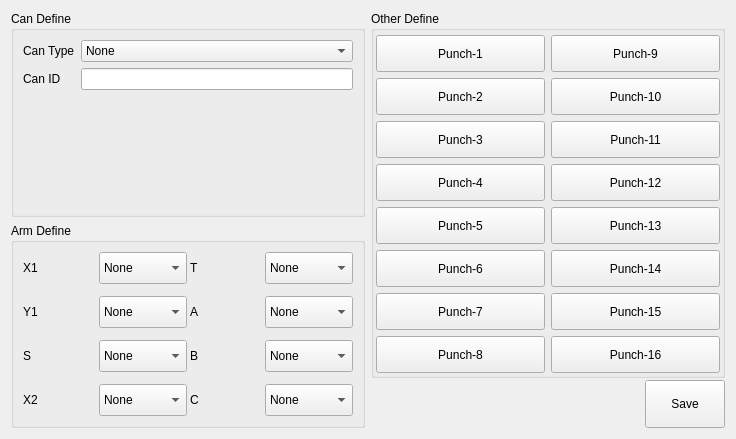
First picture: the form in hcsettings/icstructdefineframe.ui, repository GaussCheng/2-5AxisPunch, before the edit.
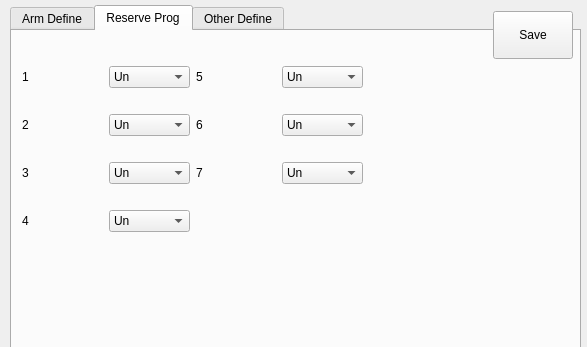
Second picture: the form after the edit. The open tabs and pages were chosen to show the change. Custom widgets are drawn as their Qt base class.

```diff
--- a/hcsettings/icstructdefineframe.ui
+++ b/hcsettings/icstructdefineframe.ui
@@ -6,8 +6,8 @@
    <rect>
     <x>0</x>
     <y>0</y>
-    <width>736</width>
-    <height>439</height>
+    <width>587</width>
+    <height>347</height>
    </rect>
   </property>
   <property name="windowTitle">
@@ -21,56 +21,31 @@
 }
 </string>
   </property>
-  <layout class="QHBoxLayout" name="horizontalLayout">
-   <item>
-    <layout class="QVBoxLayout" name="verticalLayout_4">
-     <item>
-      <widget class="QGroupBox" name="groupBox">
-       <property name="title">
-        <string>Can Define</string>
-       </property>
-       <layout class="QFormLayout" name="formLayout">
-        <item row="0" column="0">
-         <widget class="QLabel" name="label">
-          <property name="text">
-           <string>Can Type</string>
-          </property>
-         </widget>
-        </item>
-        <item row="0" column="1">
-         <widget class="QComboBox" name="canType">
-          <item>
-           <property name="text">
-            <string>None</string>
-           </property>
-          </item>
-          <item>
-           <property name="text">
-            <string>Master</string>
-           </property>
-          </item>
-          <item>
-           <property name="text">
-            <string>Slave</string>
-           </property>
-          </item>
-         </widget>
-        </item>
-        <item row="1" column="0">
-         <widget class="QLabel" name="label_2">
-          <property name="text">
-           <string>Can ID</string>
-          </property>
-         </widget>
-        </item>
-        <item row="1" column="1">
-         <widget class="ICLineEditWithVirtualNumericKeypad" name="canID"/>
-        </item>
-       </layout>
-      </widget>
-     </item>
-     <item>
+  <widget class="QTabWidget" name="tabWidget">
+   <property name="geometry">
+    <rect>
+     <x>10</x>
+     <y>5</y>
+     <width>571</width>
+     <height>356</height>
+    </rect>
+   </property>
+   <property name="currentIndex">
+    <number>0</number>
+   </property>
+   <widget class="QWidget" name="tab">
+    <attribute name="title">
+     <string>Arm Define</string>
+    </attribute>
       <widget class="QGroupBox" name="armDefineBox">
+     <property name="geometry">
+      <rect>
+       <x>15</x>
+       <y>15</y>
+       <width>316</width>
+       <height>216</height>
+      </rect>
+     </property>
        <property name="title">
         <string>Arm Define</string>
        </property>
@@ -342,16 +317,235 @@
         </item>
        </layout>
       </widget>
-     </item>
-    </layout>
-   </item>
+   </widget>
+   <widget class="QWidget" name="tab_2">
+    <attribute name="title">
+     <string>Reserve Prog</string>
+    </attribute>
+    <widget class="QWidget" name="layoutWidget">
+     <property name="geometry">
+      <rect>
+       <x>10</x>
+       <y>15</y>
+       <width>341</width>
+       <height>206</height>
+      </rect>
+     </property>
+     <layout class="QGridLayout" name="gridLayout_2">
+      <item row="2" column="2">
+       <widget class="QLabel" name="label_17">
+        <property name="text">
+         <string>7</string>
+        </property>
+       </widget>
+      </item>
+      <item row="3" column="1">
+       <widget class="QComboBox" name="rP4">
+        <item>
+         <property name="text">
+          <string>Un</string>
+         </property>
+        </item>
+        <item>
+         <property name="text">
+          <string>En</string>
+         </property>
+        </item>
+       </widget>
+      </item>
+      <item row="1" column="3">
+       <widget class="QComboBox" name="rP6">
+        <item>
+         <property name="text">
+          <string>Un</string>
+         </property>
+        </item>
+        <item>
+         <property name="text">
+          <string>En</string>
+         </property>
+        </item>
+       </widget>
+      </item>
+      <item row="2" column="0">
+       <widget class="QLabel" name="label_8">
+        <property name="text">
+         <string>3</string>
+        </property>
+       </widget>
+      </item>
+      <item row="0" column="2">
+       <widget class="QLabel" name="label_18">
+        <property name="text">
+         <string>5</string>
+        </property>
+       </widget>
+      </item>
+      <item row="1" column="2">
+       <widget class="QLabel" name="label_11">
+        <property name="text">
+         <string>6</string>
+        </property>
+       </widget>
+      </item>
+      <item row="2" column="3">
+       <widget class="QComboBox" name="rP7">
+        <item>
+         <property name="text">
+          <string>Un</string>
+         </property>
+        </item>
+        <item>
+         <property name="text">
+          <string>En</string>
+         </property>
+        </item>
+       </widget>
+      </item>
+      <item row="0" column="0">
+       <widget class="QLabel" name="label_3">
+        <property name="text">
+         <string>1</string>
+        </property>
+       </widget>
+      </item>
+      <item row="1" column="0">
+       <widget class="QLabel" name="label_4">
+        <property name="text">
+         <string>2</string>
+        </property>
+       </widget>
+      </item>
+      <item row="0" column="1">
+       <widget class="QComboBox" name="rP1">
+        <item>
+         <property name="text">
+          <string>Un</string>
+         </property>
+        </item>
+        <item>
+         <property name="text">
+          <string>En</string>
+         </property>
+        </item>
+       </widget>
+      </item>
+      <item row="1" column="1">
+       <widget class="QComboBox" name="rP2">
+        <item>
+         <property name="text">
+          <string>Un</string>
+         </property>
+        </item>
+        <item>
+         <property name="text">
+          <string>En</string>
+         </property>
+        </item>
+       </widget>
+      </item>
+      <item row="2" column="1">
+       <widget class="QComboBox" name="rP3">
+        <item>
+         <property name="text">
+          <string>Un</string>
+         </property>
+        </item>
+        <item>
+         <property name="text">
+          <string>En</string>
+         </property>
+        </item>
+       </widget>
+      </item>
+      <item row="0" column="3">
+       <widget class="QComboBox" name="rP5">
+        <item>
+         <property name="text">
+          <string>Un</string>
+         </property>
+        </item>
+        <item>
+         <property name="text">
+          <string>En</string>
+         </property>
+        </item>
+       </widget>
+      </item>
+      <item row="3" column="0">
+       <widget class="QLabel" name="label_9">
+        <property name="text">
+         <string>4</string>
+        </property>
+       </widget>
+      </item>
+     </layout>
+    </widget>
+   </widget>
+   <widget class="QWidget" name="tab_3">
+    <attribute name="title">
+     <string>Other Define</string>
+    </attribute>
+    <widget class="QGroupBox" name="groupBox">
+     <property name="geometry">
+      <rect>
+       <x>5</x>
+       <y>10</y>
+       <width>223</width>
+       <height>96</height>
+      </rect>
+     </property>
+     <property name="title">
+      <string>Can Define</string>
+     </property>
+     <layout class="QFormLayout" name="formLayout">
+      <item row="0" column="0">
+       <widget class="QLabel" name="label">
+        <property name="text">
+         <string>Can Type</string>
+        </property>
+       </widget>
+      </item>
+      <item row="0" column="1">
+       <widget class="QComboBox" name="canType">
    <item>
-    <layout class="QVBoxLayout" name="verticalLayout_5">
-     <property name="spacing">
-      <number>2</number>
-     </property>
+         <property name="text">
+          <string>None</string>
+         </property>
+        </item>
      <item>
+         <property name="text">
+          <string>Master</string>
+         </property>
+        </item>
+        <item>
+         <property name="text">
+          <string>Slave</string>
+         </property>
+        </item>
+       </widget>
+      </item>
+      <item row="1" column="0">
+       <widget class="QLabel" name="label_2">
+        <property name="text">
+         <string>Can ID</string>
+        </property>
+       </widget>
+      </item>
+      <item row="1" column="1">
+       <widget class="ICLineEditWithVirtualNumericKeypad" name="canID"/>
+      </item>
+     </layout>
+    </widget>
       <widget class="QGroupBox" name="fixtureDefineBox_2">
+     <property name="geometry">
+      <rect>
+       <x>240</x>
+       <y>5</y>
+       <width>301</width>
+       <height>221</height>
+      </rect>
+     </property>
        <property name="sizePolicy">
         <sizepolicy hsizetype="Preferred" vsizetype="Expanding">
          <horstretch>0</horstretch>
@@ -406,7 +600,7 @@
           </property>
          </widget>
         </item>
-        <item row="6" column="0">
+      <item row="2" column="1">
          <widget class="QPushButton" name="punch7">
           <property name="sizePolicy">
            <sizepolicy hsizetype="Minimum" vsizetype="Preferred">
@@ -422,23 +616,7 @@
           </property>
          </widget>
         </item>
-        <item row="3" column="0">
-         <widget class="QPushButton" name="punch4">
-          <property name="sizePolicy">
-           <sizepolicy hsizetype="Minimum" vsizetype="Preferred">
-            <horstretch>0</horstretch>
-            <verstretch>0</verstretch>
-           </sizepolicy>
-          </property>
-          <property name="text">
-           <string>Punch-4</string>
-          </property>
-          <property name="checkable">
-           <bool>true</bool>
-          </property>
-         </widget>
-        </item>
-        <item row="5" column="0">
+      <item row="1" column="1">
          <widget class="QPushButton" name="punch6">
           <property name="sizePolicy">
            <sizepolicy hsizetype="Minimum" vsizetype="Preferred">
@@ -454,23 +632,7 @@
           </property>
          </widget>
         </item>
-        <item row="2" column="0">
-         <widget class="QPushButton" name="punch3">
-          <property name="sizePolicy">
-           <sizepolicy hsizetype="Minimum" vsizetype="Preferred">
-            <horstretch>0</horstretch>
-            <verstretch>0</verstretch>
-           </sizepolicy>
-          </property>
-          <property name="text">
-           <string>Punch-3</string>
-          </property>
-          <property name="checkable">
-           <bool>true</bool>
-          </property>
-         </widget>
-        </item>
-        <item row="4" column="0">
+      <item row="0" column="1">
          <widget class="QPushButton" name="punch5">
           <property name="sizePolicy">
            <sizepolicy hsizetype="Minimum" vsizetype="Preferred">
@@ -486,7 +648,7 @@
           </property>
          </widget>
         </item>
-        <item row="7" column="0">
+      <item row="3" column="1">
          <widget class="QPushButton" name="punch8">
           <property name="sizePolicy">
            <sizepolicy hsizetype="Minimum" vsizetype="Preferred">
@@ -502,7 +664,7 @@
           </property>
          </widget>
         </item>
-        <item row="0" column="1">
+      <item row="0" column="2">
          <widget class="QPushButton" name="punch9">
           <property name="sizePolicy">
            <sizepolicy hsizetype="Minimum" vsizetype="Preferred">
@@ -518,7 +680,7 @@
           </property>
          </widget>
         </item>
-        <item row="1" column="1">
+      <item row="1" column="2">
          <widget class="QPushButton" name="punch10">
           <property name="sizePolicy">
            <sizepolicy hsizetype="Minimum" vsizetype="Preferred">
@@ -534,7 +696,7 @@
           </property>
          </widget>
         </item>
-        <item row="2" column="1">
+      <item row="2" column="2">
          <widget class="QPushButton" name="punch10_2">
           <property name="sizePolicy">
            <sizepolicy hsizetype="Minimum" vsizetype="Preferred">
@@ -550,7 +712,7 @@
           </property>
          </widget>
         </item>
-        <item row="3" column="1">
+      <item row="3" column="2">
          <widget class="QPushButton" name="punch10_3">
           <property name="sizePolicy">
            <sizepolicy hsizetype="Minimum" vsizetype="Preferred">
@@ -566,7 +728,7 @@
           </property>
          </widget>
         </item>
-        <item row="4" column="1">
+      <item row="0" column="3">
          <widget class="QPushButton" name="punch10_4">
           <property name="sizePolicy">
            <sizepolicy hsizetype="Minimum" vsizetype="Preferred">
@@ -582,7 +744,7 @@
           </property>
          </widget>
         </item>
-        <item row="5" column="1">
+      <item row="1" column="3">
          <widget class="QPushButton" name="punch10_5">
           <property name="sizePolicy">
            <sizepolicy hsizetype="Minimum" vsizetype="Preferred">
@@ -598,7 +760,7 @@
           </property>
          </widget>
         </item>
-        <item row="6" column="1">
+      <item row="2" column="3">
          <widget class="QPushButton" name="punch10_6">
           <property name="sizePolicy">
            <sizepolicy hsizetype="Minimum" vsizetype="Preferred">
@@ -614,7 +776,7 @@
           </property>
          </widget>
         </item>
-        <item row="7" column="1">
+      <item row="3" column="3">
          <widget class="QPushButton" name="punch10_7">
           <property name="sizePolicy">
            <sizepolicy hsizetype="Minimum" vsizetype="Preferred">
@@ -632,8 +794,17 @@
         </item>
        </layout>
       </widget>
-     </item>
-     <item>
+   </widget>
+  </widget>
+  <widget class="QWidget" name="layoutWidget">
+   <property name="geometry">
+    <rect>
+     <x>440</x>
+     <y>10</y>
+     <width>133</width>
+     <height>50</height>
+    </rect>
+   </property>
       <layout class="QHBoxLayout" name="horizontalLayout_4">
        <item>
         <spacer name="horizontalSpacer_5">
@@ -668,10 +839,9 @@
         </widget>
        </item>
       </layout>
-     </item>
-    </layout>
-   </item>
-  </layout>
+   <zorder>horizontalSpacer_5</zorder>
+   <zorder>saveButton</zorder>
+  </widget>
  </widget>
  <customwidgets>
   <customwidget>
```
Left out of the diff: 32 changed lines with no effect on the pictures. Lines whose indentation alone changed are shown as unchanged.
